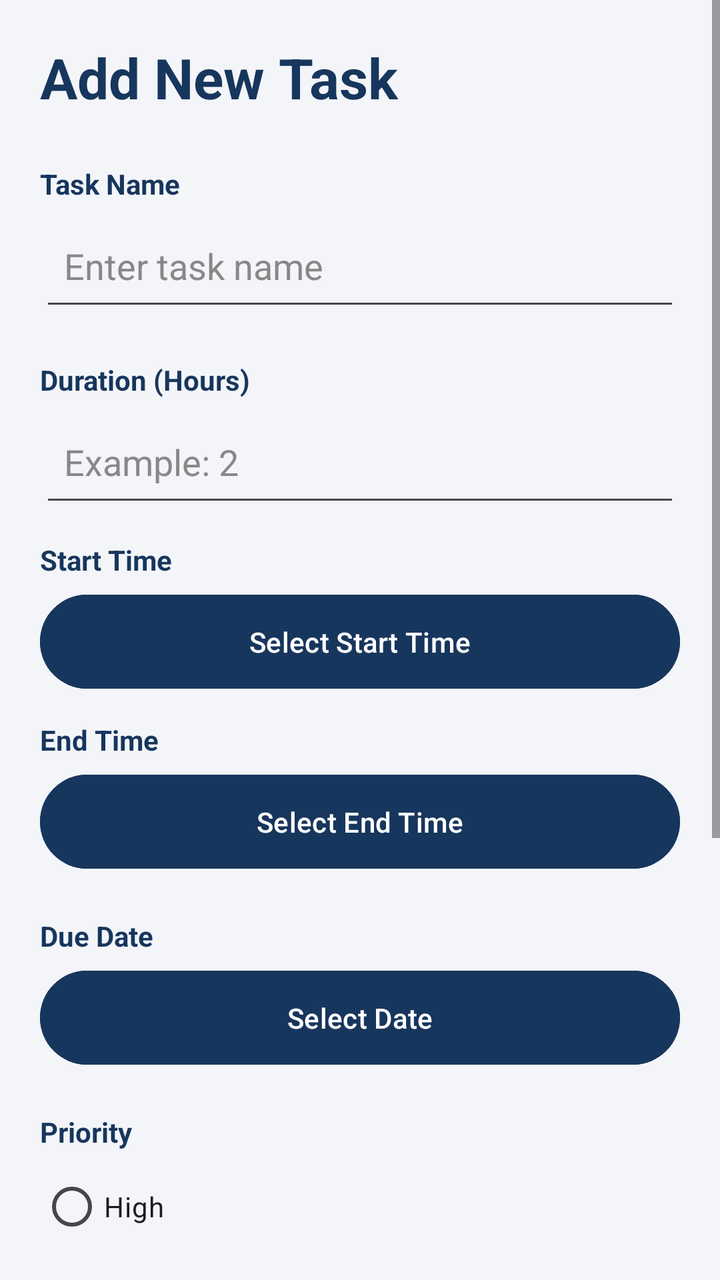
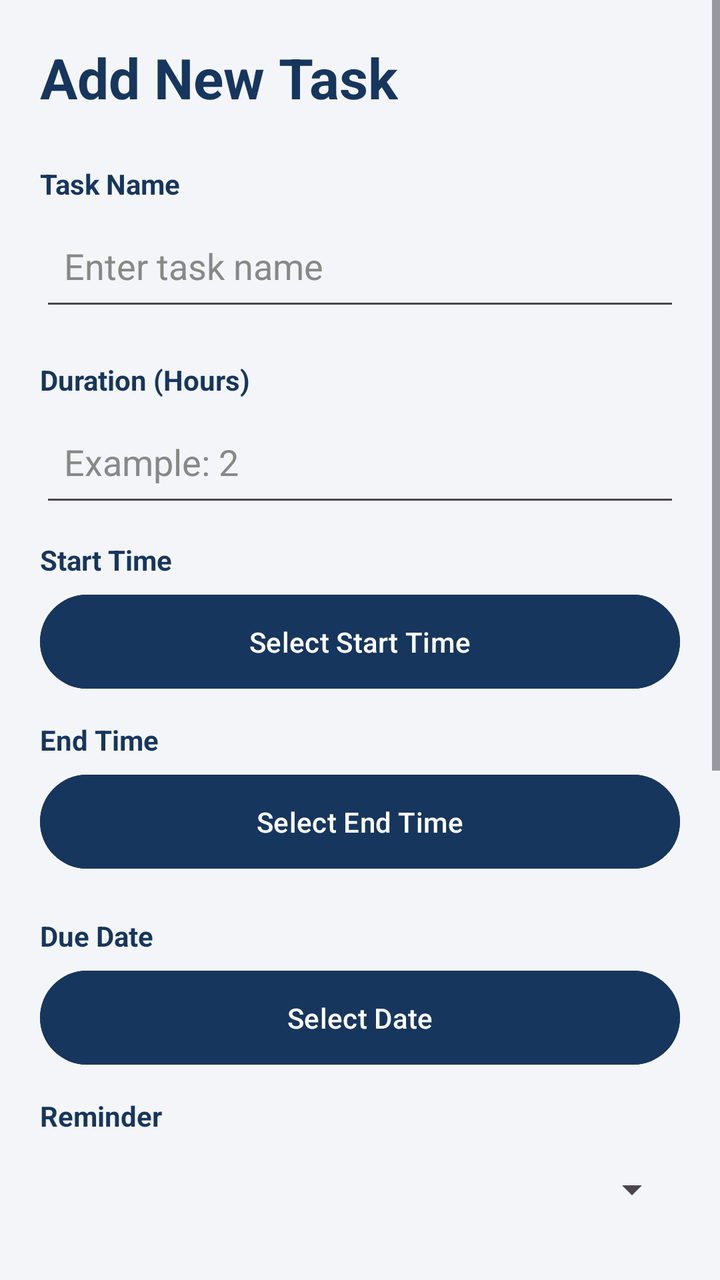

Two renders of the same Android screen: before a commit and after it. Below are the layout's source before the change and the commit's diff.
<!-- AndroidManifest.xml: application theme Theme.StudentPlanner -->
<!-- res/layout/activity_main2.xml -->
<?xml version="1.0" encoding="utf-8"?>
<ScrollView xmlns:android="http://schemas.android.com/apk/res/android"
    android:layout_width="match_parent"
    android:layout_height="match_parent"
    android:fitsSystemWindows="true"
    android:background="#F3F5F9">

    <LinearLayout
        android:layout_width="match_parent"
        android:layout_height="wrap_content"
        android:orientation="vertical"
        android:padding="20dp">

        <TextView
            android:layout_width="wrap_content"
            android:layout_height="wrap_content"
            android:text="Add New Task"
            android:textSize="28sp"
            android:textStyle="bold"
            android:textColor="#17365D"
            android:layout_marginBottom="25dp" />

        <TextView
            android:layout_width="wrap_content"
            android:layout_height="wrap_content"
            android:text="Task Name"
            android:textColor="#17365D"
            android:textStyle="bold"
            android:layout_marginBottom="4dp" />

        <EditText
            android:id="@+id/etTaskName"
            android:layout_width="match_parent"
            android:layout_height="55dp"
            android:hint="Enter task name"
            android:textColor="#17365D"
            android:textColorHint="#888888"
            android:inputType="textCapSentences"
            android:imeOptions="actionNext"
            android:focusable="true"
            android:focusableInTouchMode="true"
            android:padding="12dp"
            android:layout_marginBottom="12dp" />

        <TextView
            android:layout_width="wrap_content"
            android:layout_height="wrap_content"
            android:text="Duration (Hours)"
            android:textColor="#17365D"
            android:textStyle="bold"
            android:layout_marginTop="8dp"
            android:layout_marginBottom="4dp" />

        <EditText
            android:id="@+id/etDuration"
            android:layout_width="match_parent"
            android:layout_height="55dp"
            android:hint="Example: 2"
            android:textColor="#17365D"
            android:textColorHint="#888888"
            android:inputType="numberDecimal"
            android:imeOptions="actionDone"
            android:focusable="true"
            android:focusableInTouchMode="true"
            android:padding="12dp"
            android:layout_marginBottom="12dp" />

        
        <TextView
            android:layout_width="wrap_content"
            android:layout_height="wrap_content"
            android:text="Start Time"
            android:textColor="#17365D"
            android:textStyle="bold"
            android:layout_marginBottom="4dp" />

        <Button
            android:id="@+id/btnStartTime"
            android:layout_width="match_parent"
            android:layout_height="55dp"
            android:text="Select Start Time"
            android:textColor="#FFFFFF"
            android:backgroundTint="#17365D"
            android:layout_marginBottom="12dp" />

        
        <TextView
            android:layout_width="wrap_content"
            android:layout_height="wrap_content"
            android:text="End Time"
            android:textColor="#17365D"
            android:textStyle="bold"
            android:layout_marginBottom="4dp" />

        <Button
            android:id="@+id/btnEndTime"
            android:layout_width="match_parent"
            android:layout_height="55dp"
            android:text="Select End Time"
            android:textColor="#FFFFFF"
            android:backgroundTint="#17365D"
            android:layout_marginBottom="12dp" />

        <TextView
            android:layout_width="wrap_content"
            android:layout_height="wrap_content"
            android:text="Due Date"
            android:textColor="#17365D"
            android:textStyle="bold"
            android:layout_marginTop="8dp"
            android:layout_marginBottom="4dp" />

        <Button
            android:id="@+id/btnSelectDate"
            android:layout_width="match_parent"
            android:layout_height="55dp"
            android:text="Select Date"
            android:textColor="#FFFFFF"
            android:backgroundTint="#17365D"
            android:layout_marginBottom="12dp" />

        <TextView
            android:layout_width="wrap_content"
            android:layout_height="wrap_content"
            android:text="Priority"
            android:textColor="#17365D"
            android:textStyle="bold"
            android:layout_marginTop="8dp"
            android:layout_marginBottom="4dp" />

        <RadioGroup
            android:id="@+id/rgPriority"
            android:layout_width="match_parent"
            android:layout_height="wrap_content"
            android:orientation="vertical"
            android:layout_marginBottom="12dp">

            <RadioButton
                android:id="@+id/rbHigh"
                android:layout_width="wrap_content"
                android:layout_height="wrap_content"
                android:text="High" />

            <RadioButton
                android:id="@+id/rbMedium"
                android:layout_width="wrap_content"
                android:layout_height="wrap_content"
                android:text="Medium"
                android:checked="true" />

            <RadioButton
                android:id="@+id/rbLow"
                android:layout_width="wrap_content"
                android:layout_height="wrap_content"
                android:text="Low" />

        </RadioGroup>

        <Button
            android:id="@+id/btnSaveTask"
            android:layout_width="match_parent"
            android:layout_height="55dp"
            android:text="Add Task"
            android:textColor="#FFFFFF"
            android:backgroundTint="#17365D"
            android:layout_marginTop="10dp" />

        <TextView
            android:layout_width="wrap_content"
            android:layout_height="wrap_content"
            android:text="My Task List"
            android:textColor="#17365D"
            android:textSize="20sp"
            android:textStyle="bold"
            android:layout_marginTop="28dp"
            android:layout_marginBottom="12dp" />

        <LinearLayout
            android:id="@+id/tasksContainer"
            android:layout_width="match_parent"
            android:layout_height="wrap_content"
            android:orientation="vertical" />

        <Button
            android:id="@+id/btnBackHome"
            android:layout_width="match_parent"
            android:layout_height="50dp"
            android:text="← Back to Home"
            android:textColor="#FFFFFF"
            android:backgroundTint="#17365D"
            android:layout_marginTop="20dp"
            android:layout_marginBottom="20dp" />

    </LinearLayout>

</ScrollView>
<!-- resources referenced by this layout -->
<resources>
  <style name="Theme.StudentPlanner" parent="Base.Theme.StudentPlanner" />
  <style name="Base.Theme.StudentPlanner" parent="Theme.Material3.DayNight.NoActionBar">
          
          <item name="android:statusBarColor">@android:color/transparent</item>
          <item name="android:windowLightStatusBar">true</item>
      </style>
</resources>

<!-- the commit's change to res/layout/activity_main2.xml (unified diff, before → after) -->
@@ -122,6 +122,19 @@
         <TextView
             android:layout_width="wrap_content"
             android:layout_height="wrap_content"
+            android:text="Reminder"
+            android:textColor="#17365D"
+            android:textStyle="bold" />
+
+        <Spinner
+            android:id="@+id/spReminder"
+            android:layout_width="match_parent"
+            android:layout_height="55dp"
+            android:layout_marginBottom="12dp" />
+
+        <TextView
+            android:layout_width="wrap_content"
+            android:layout_height="wrap_content"
             android:text="Priority"
             android:textColor="#17365D"
             android:textStyle="bold"
